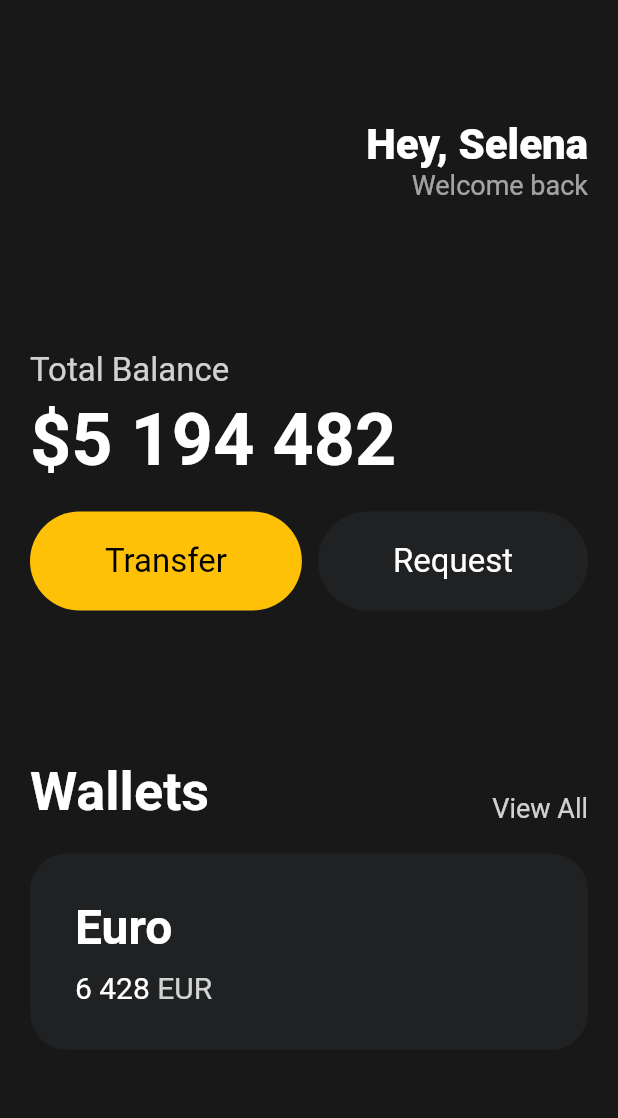
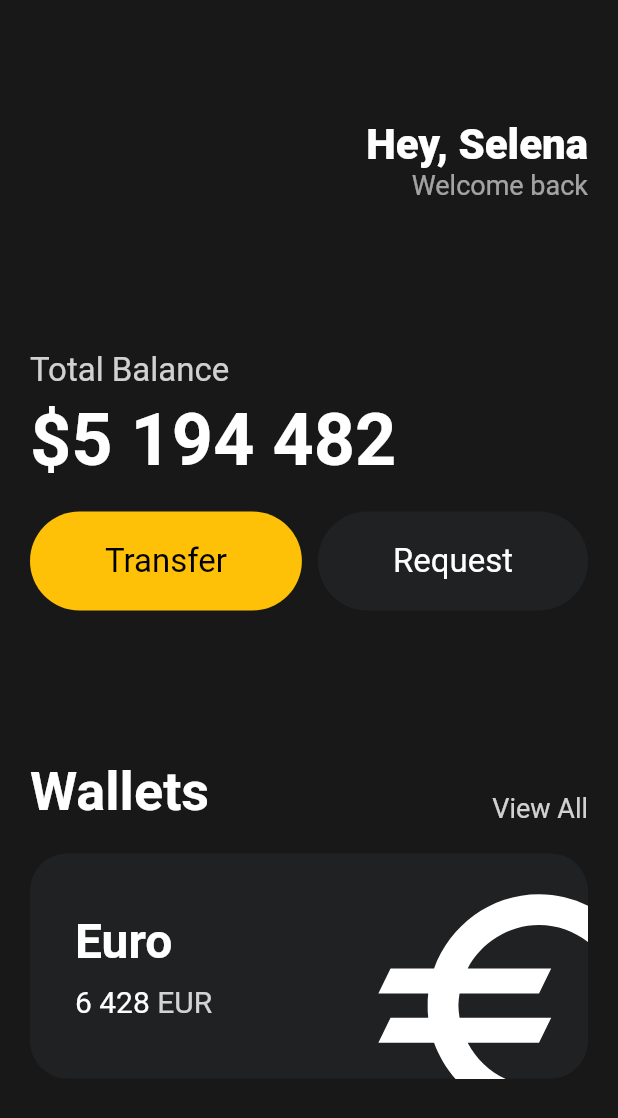
Before and after one commit to tacowasabii/Flutter-UI, a Flutter app: the screen it shows after launch, on a phone screen of 412 x 824 dp. Shown: the top 1118 px of the screen. Run offline on Flutter 3.47's test engine with Material 2 defaults, Android fonts, the phone set to English and light mode, and no system bars.

Commit message:
Icon transform

```diff
--- a/lib/main.dart
+++ b/lib/main.dart
@@ -113,6 +113,7 @@ class MyApp extends StatelessWidget {
                 height: 20,
               ),
               Container(
+                clipBehavior: Clip.hardEdge,
                 decoration: BoxDecoration(
                   color: const Color(0xFF1F2123),
                   borderRadius: BorderRadius.circular(25),
@@ -123,6 +124,7 @@ class MyApp extends StatelessWidget {
                     horizontal: 30,
                   ),
                   child: Row(
+                    mainAxisAlignment: MainAxisAlignment.spaceBetween,
                     children: [
                       Column(
                         crossAxisAlignment: CrossAxisAlignment.start,
@@ -159,6 +161,17 @@ class MyApp extends StatelessWidget {
                             ],
                           ),
                         ],
+                      ),
+                      Transform.scale(
+                        scale: 2.2,
+                        child: Transform.translate(
+                          offset: const Offset(8, 12),
+                          child: const Icon(
+                            Icons.euro_sharp,
+                            color: Colors.white,
+                            size: 90,
+                          ),
+                        ),
                       )
                     ],
                   ),
```
